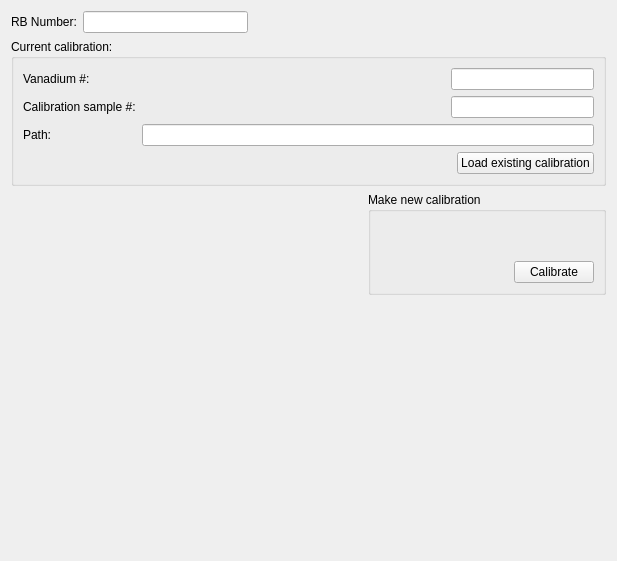
Qt form MantidQt/CustomInterfaces/inc/MantidQtCustomInterfaces/EnggDiffraction/EnggDiffractionQtTabCalib.ui (mantidproject/mantid) before a commit.
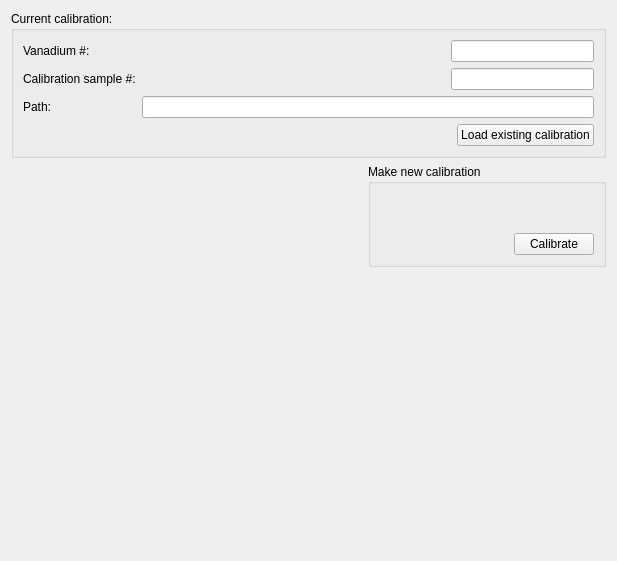
The same form after that commit. Custom widgets are drawn as their Qt base class.

Commit message: move rb number to general widget, re #14109

Patch:
```diff
--- a/MantidQt/CustomInterfaces/inc/MantidQtCustomInterfaces/EnggDiffraction/EnggDiffractionQtTabCalib.ui
+++ b/MantidQt/CustomInterfaces/inc/MantidQtCustomInterfaces/EnggDiffraction/EnggDiffractionQtTabCalib.ui
@@ -13,35 +13,8 @@
   <property name="windowTitle">
    <string>Form</string>
   </property>
-  <layout class="QGridLayout" name="gridLayout_3">
-   <item row="0" column="0">
-    <layout class="QHBoxLayout" name="horizontalLayout">
-     <item>
-      <widget class="QLabel" name="label_RBNumber">
-       <property name="text">
-        <string>RB Number:</string>
-       </property>
-      </widget>
-     </item>
-     <item>
-      <widget class="QLineEdit" name="lineEdit_RBNumber"/>
-     </item>
-     <item>
-      <spacer name="horizontalSpacer_5">
-       <property name="orientation">
-        <enum>Qt::Horizontal</enum>
-       </property>
-       <property name="sizeHint" stdset="0">
-        <size>
-         <width>358</width>
-         <height>20</height>
-        </size>
-       </property>
-      </spacer>
-     </item>
-    </layout>
-   </item>
-   <item row="1" column="0">
+  <layout class="QVBoxLayout" name="verticalLayout">
+   <item>
     <widget class="QGroupBox" name="groupBox_current_calib">
      <property name="title">
       <string>Current calibration:</string>
@@ -144,7 +117,7 @@
      </layout>
     </widget>
    </item>
-   <item row="2" column="0">
+   <item>
     <layout class="QHBoxLayout" name="horizontalLayout_2">
      <item>
       <spacer name="horizontalSpacer_6">
@@ -233,7 +206,7 @@
      </item>
     </layout>
    </item>
-   <item row="3" column="0">
+   <item>
     <spacer name="verticalSpacer">
      <property name="orientation">
       <enum>Qt::Vertical</enum>
```
The commit also changes 4 other files.
